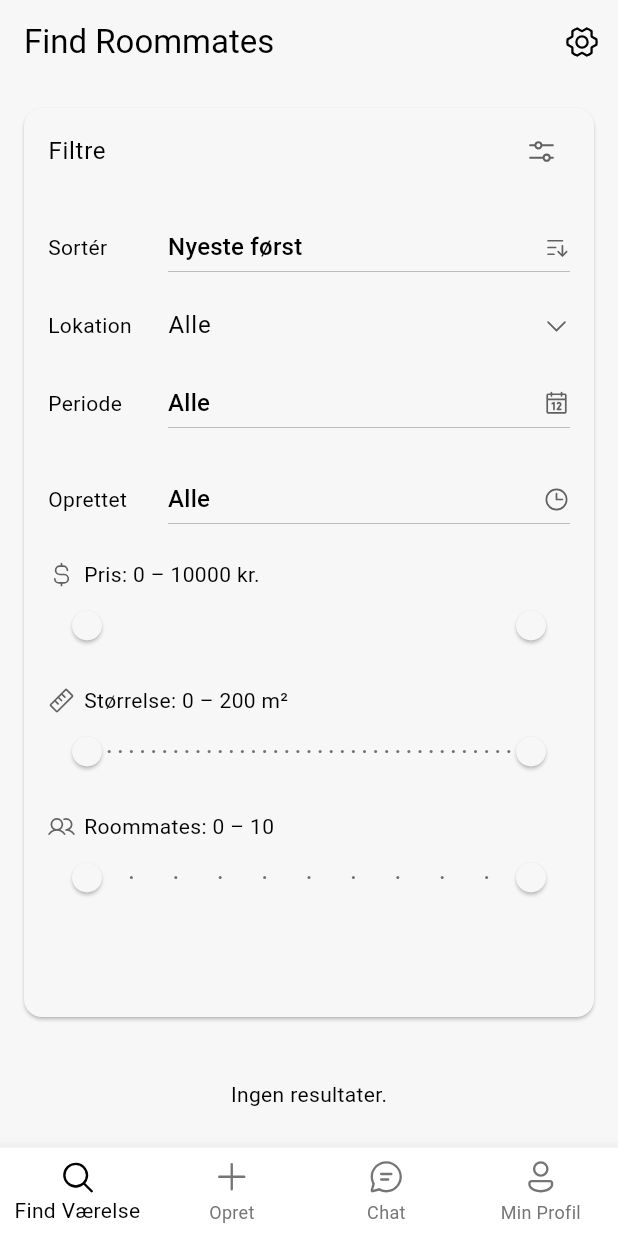
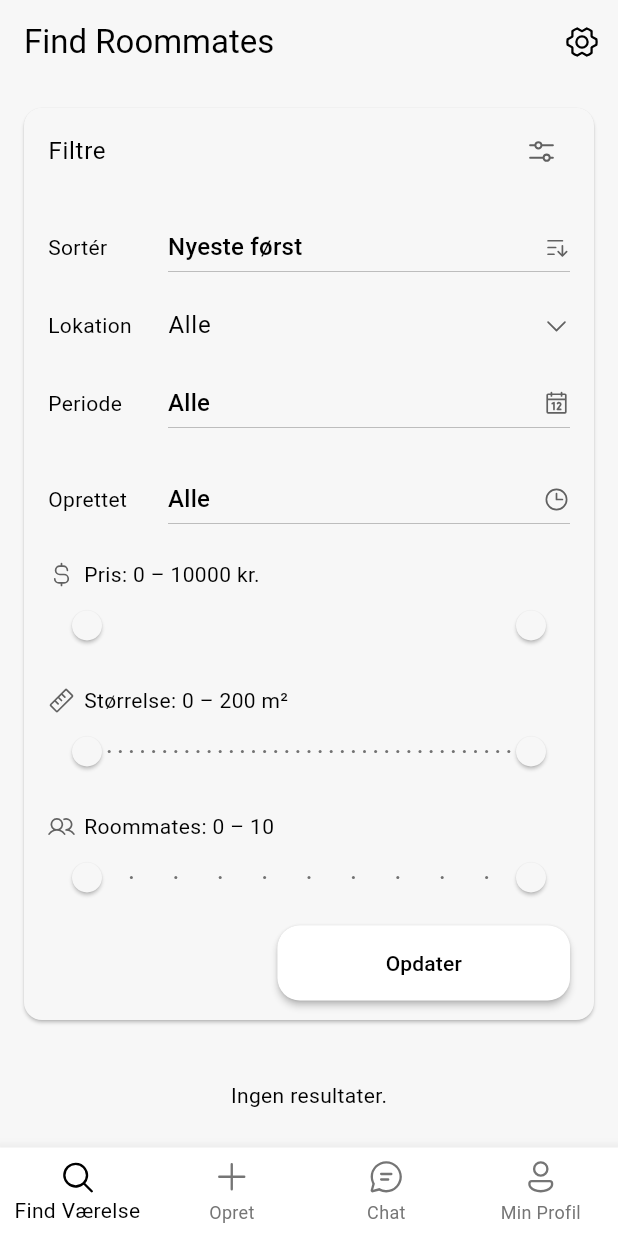
Before and after one commit to AndreasBardram/RoomFinder, a Flutter app: the screen it shows after launch, after a tap on "Filtre", on a phone screen of 412 x 824 dp. Run offline on Flutter 3.47's test engine with Material 3 defaults, Android fonts, the phone set to English and light mode, and no system bars; drawn by our look-alikes of flutter_typeahead; our stand-ins replace cached_network_image, cloud_firestore, firebase_auth, firebase_core, firebase_storage, fluentui_system_icons and 5 more; missing offline and left inert: flutter_firebase_chat_core; accounts and stored records are empty.

Commit message:
opdater button

```diff
--- a/room_finder/lib/screens/find_værelse_screen.dart
+++ b/room_finder/lib/screens/find_værelse_screen.dart
@@ -5,6 +5,7 @@ import '../components/apartment_card.dart';
 import 'mere_information.dart';
 import 'settings_screen.dart';
 import '../components/postcode_filter_field.dart';
+import '../components/custom_styles.dart';
 
 Row _ddRow<T>({
   required String label,
@@ -16,8 +17,7 @@ Row _ddRow<T>({
   required ValueChanged<T?> onChanged,
   IconData? phosphorIcon,
 }) {
-  final fullItems =
-      allowNull ? [DropdownMenuItem<T>(value: null, child: Text(nullLabel))] + items : items;
+  final fullItems = allowNull ? [DropdownMenuItem<T>(value: null, child: Text(nullLabel))] + items : items;
   return Row(
     crossAxisAlignment: CrossAxisAlignment.center,
     children: [
@@ -55,12 +55,28 @@ class _FindRoommatesScreenState extends State<FindRoommatesScreen> {
   static const int _matesMin = 0, _matesMax = 10;
 
   RangeValues _price = const RangeValues(_priceMin, _priceMax);
-  RangeValues _size  = const RangeValues(_sizeMin,  _sizeMax);
+  RangeValues _size = const RangeValues(_sizeMin, _sizeMax);
   RangeValues _mates = RangeValues(_matesMin.toDouble(), _matesMax.toDouble());
 
   static const _sortChoices = ['Nyeste først', 'Ældst først', 'Pris ↓', 'Pris ↑', 'Størrelse ↓', 'Størrelse ↑'];
-  static const _periods     = ['Ubegrænset', '1-3 måneder', '3-6 måneder', '6-12 måneder'];
+  static const _periods = ['Ubegrænset', '1-3 måneder', '3-6 måneder', '6-12 måneder'];
   static const Map<int, String> _ageChoices = {1: 'Seneste 24 timer', 3: 'Seneste 3 dage', 7: 'Seneste uge', 30: 'Seneste måned'};
+
+  String _appliedSort = 'Nyeste først';
+  String? _appliedLocation;
+  String? _appliedPeriod;
+  int? _appliedMaxAgeDays;
+  RangeValues _appliedPrice = const RangeValues(_priceMin, _priceMax);
+  RangeValues _appliedSize = const RangeValues(_sizeMin, _sizeMax);
+  RangeValues _appliedMates = RangeValues(_matesMin.toDouble(), _matesMax.toDouble());
+
+  Stream<QuerySnapshot<Map<String, dynamic>>>? _resultsStream;
+
+  @override
+  void initState() {
+    super.initState();
+    _resultsStream = _buildAppliedQuery().snapshots();
+  }
 
   @override
   void dispose() {
@@ -68,40 +84,59 @@ class _FindRoommatesScreenState extends State<FindRoommatesScreen> {
     super.dispose();
   }
 
-  Query<Map<String, dynamic>> _buildQuery() {
+  Query<Map<String, dynamic>> _buildAppliedQuery() {
     Query<Map<String, dynamic>> q = FirebaseFirestore.instance.collection('apartments');
-    if (_location != null) q = q.where('location', isEqualTo: _location);
-    if (_period   != null) q = q.where('period',   isEqualTo: _period);
-    if (_maxAgeDays != null) {
-      final ts = Timestamp.fromDate(DateTime.now().subtract(Duration(days: _maxAgeDays!)));
+    if (_appliedLocation != null) q = q.where('location', isEqualTo: _appliedLocation);
+    if (_appliedPeriod != null) q = q.where('period', isEqualTo: _appliedPeriod);
+    if (_appliedMaxAgeDays != null) {
+      final ts = Timestamp.fromDate(DateTime.now().subtract(Duration(days: _appliedMaxAgeDays!)));
       q = q.where('createdAt', isGreaterThanOrEqualTo: ts);
     }
-    final priceNeeded = _price.start > _priceMin || _price.end < _priceMax;
-    final sizeNeeded  = _size.start  > _sizeMin  || _size.end  < _sizeMax;
-    final mateNeeded  = _mates.start > _matesMin || _mates.end < _matesMax;
-    if (priceNeeded) q = q.where('price',     isGreaterThanOrEqualTo: _price.start, isLessThanOrEqualTo: _price.end);
-    if (sizeNeeded)  q = q.where('size',      isGreaterThanOrEqualTo: _size.start,  isLessThanOrEqualTo: _size.end);
-    if (mateNeeded)  q = q.where('roommates', isGreaterThanOrEqualTo: _mates.start.round(), isLessThanOrEqualTo: _mates.end.round());
-    switch (_sort) {
-      case 'Pris ↓':      q = q.orderBy('price',     descending: true); break;
-      case 'Pris ↑':      q = q.orderBy('price');                       break;
-      case 'Størrelse ↓': q = q.orderBy('size',      descending: true); break;
-      case 'Størrelse ↑': q = q.orderBy('size');                        break;
-      case 'Ældst først': q = q.orderBy('createdAt');                   break;
-      default:            q = q.orderBy('createdAt', descending: true);
+    final priceNeeded = _appliedPrice.start > _priceMin || _appliedPrice.end < _priceMax;
+    final sizeNeeded = _appliedSize.start > _sizeMin || _appliedSize.end < _sizeMax;
+    final mateNeeded = _appliedMates.start > _matesMin || _appliedMates.end < _matesMax;
+    if (priceNeeded) q = q.where('price', isGreaterThanOrEqualTo: _appliedPrice.start, isLessThanOrEqualTo: _appliedPrice.end);
+    if (sizeNeeded) q = q.where('size', isGreaterThanOrEqualTo: _appliedSize.start, isLessThanOrEqualTo: _appliedSize.end);
+    if (mateNeeded) q = q.where('roommates', isGreaterThanOrEqualTo: _appliedMates.start.round(), isLessThanOrEqualTo: _appliedMates.end.round());
+    switch (_appliedSort) {
+      case 'Pris ↓':
+        q = q.orderBy('price', descending: true);
+        break;
+      case 'Pris ↑':
+        q = q.orderBy('price');
+        break;
+      case 'Størrelse ↓':
+        q = q.orderBy('size', descending: true);
+        break;
+      case 'Størrelse ↑':
+        q = q.orderBy('size');
+        break;
+      case 'Ældst først':
+        q = q.orderBy('createdAt');
+        break;
+      default:
+        q = q.orderBy('createdAt', descending: true);
     }
-    if (priceNeeded && !_sort.startsWith('Pris'))      q = q.orderBy('price');
-    if (sizeNeeded  && !_sort.startsWith('Størrelse')) q = q.orderBy('size');
-    if (mateNeeded)                                    q = q.orderBy('roommates');
+    if (priceNeeded && !_appliedSort.startsWith('Pris')) q = q.orderBy('price');
+    if (sizeNeeded && !_appliedSort.startsWith('Størrelse')) q = q.orderBy('size');
+    if (mateNeeded) q = q.orderBy('roommates');
     return q;
+  }
+
+  void _applyFilters() {
+    _appliedSort = _sort;
+    _appliedLocation = _location;
+    _appliedPeriod = _period;
+    _appliedMaxAgeDays = _maxAgeDays;
+    _appliedPrice = _price;
+    _appliedSize = _size;
+    _appliedMates = _mates;
+    _resultsStream = _buildAppliedQuery().snapshots();
+    setState(() {});
   }
 
   @override
   Widget build(BuildContext context) {
-    final queryKey = ValueKey(
-      '$_location|$_period|$_maxAgeDays|${_price.start}-${_price.end}|${_size.start}-${_size.end}|${_mates.start}-${_mates.end}|$_sort',
-    );
-
     return Scaffold(
       appBar: AppBar(
         title: const Text('Find Roommates'),
@@ -199,30 +234,44 @@ class _FindRoommatesScreenState extends State<FindRoommatesScreen> {
                     onChanged: (v) => setState(() => _mates = v),
                   ),
                   const SizedBox(height: 8),
-                  Align(
-                    alignment: Alignment.centerRight,
-                    child: TextButton.icon(
+                  Row(
+                    children: [
+                      TextButton.icon(
                         icon: Icon(PhosphorIcons.arrowCounterClockwise()),
                         label: const Text('Nulstil filtre'),
                         onPressed: () => setState(() {
                           _locCtl.clear();
-                        _location   = null;
-                        _period     = null;
+                          _location = null;
+                          _period = null;
                           _maxAgeDays = null;
                           _price = const RangeValues(_priceMin, _priceMax);
-                        _size  = const RangeValues(_sizeMin,  _sizeMax);
+                          _size = const RangeValues(_sizeMin, _sizeMax);
                           _mates = RangeValues(_matesMin.toDouble(), _matesMax.toDouble());
+                          _sort = 'Nyeste først';
                         }),
                       ),
+                      const Spacer(),
+                      SizedBox(
+                        width: 200,
+                        child: CustomButtonContainer(
+                          child: ElevatedButton(
+                            style: customElevatedButtonStyle(),
+                            onPressed: _applyFilters,
+                            child: const Text('Opdater'),
+                          ),
+                        ),
+                      ),
+                    ],
                   ),
                 ],
               ),
             ),
           ),
           Expanded(
-            child: StreamBuilder<QuerySnapshot<Map<String, dynamic>>>(
-              key: queryKey,
-              stream: _buildQuery().snapshots(),
+            child: _resultsStream == null
+                ? const Center(child: CircularProgressIndicator())
+                : StreamBuilder<QuerySnapshot<Map<String, dynamic>>>(
+                    stream: _resultsStream,
                     builder: (_, snap) {
                       if (snap.hasError) return Center(child: Text('Firestore-fejl: ${snap.error}'));
                       if (snap.connectionState == ConnectionState.waiting) return const Center(child: CircularProgressIndicator());
--- a/room_finder/lib/screens/min_profil_screen.dart
+++ b/room_finder/lib/screens/min_profil_screen.dart
@@ -124,6 +124,7 @@ class _YourProfileScreenState extends State<YourProfileScreen>
     children: [
       SizedBox(
         width: 200,
+        child: CustomButtonContainer(
           child: ElevatedButton(
             style: customElevatedButtonStyle(),
             onPressed: () => Navigator.push(
@@ -133,9 +134,11 @@ class _YourProfileScreenState extends State<YourProfileScreen>
             child: const Text('Log ind'),
           ),
         ),
+      ),
       const SizedBox(height: 16),
       SizedBox(
         width: 200,
+        child: CustomButtonContainer(
           child: ElevatedButton(
             style: customElevatedButtonStyle(),
             onPressed: () => Navigator.push(
@@ -143,6 +146,7 @@ class _YourProfileScreenState extends State<YourProfileScreen>
               MaterialPageRoute(builder: (_) => const CreateAccountScreen()),
             ),
             child: const Text('Opret profil'),
+          ),
         ),
       ),
     ],
```
Also changed, not shown: room_finder/pubspec.lock. Lines whose indentation alone changed are shown as unchanged.
